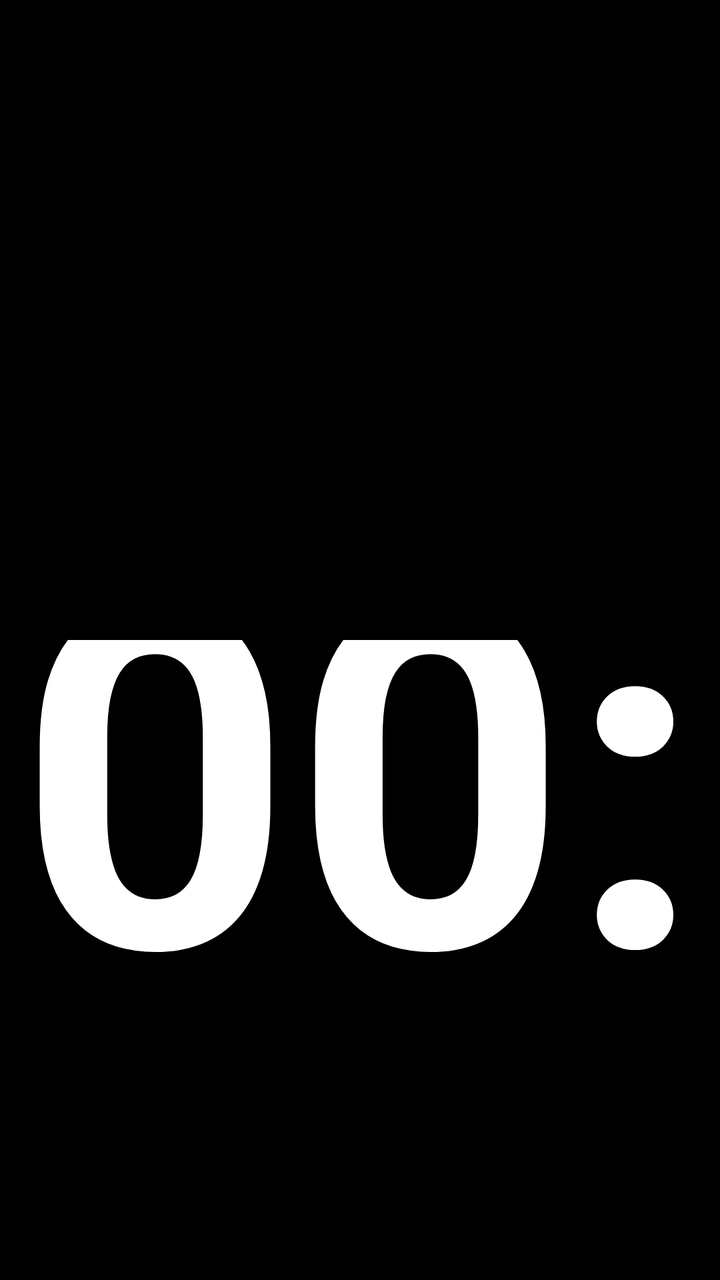
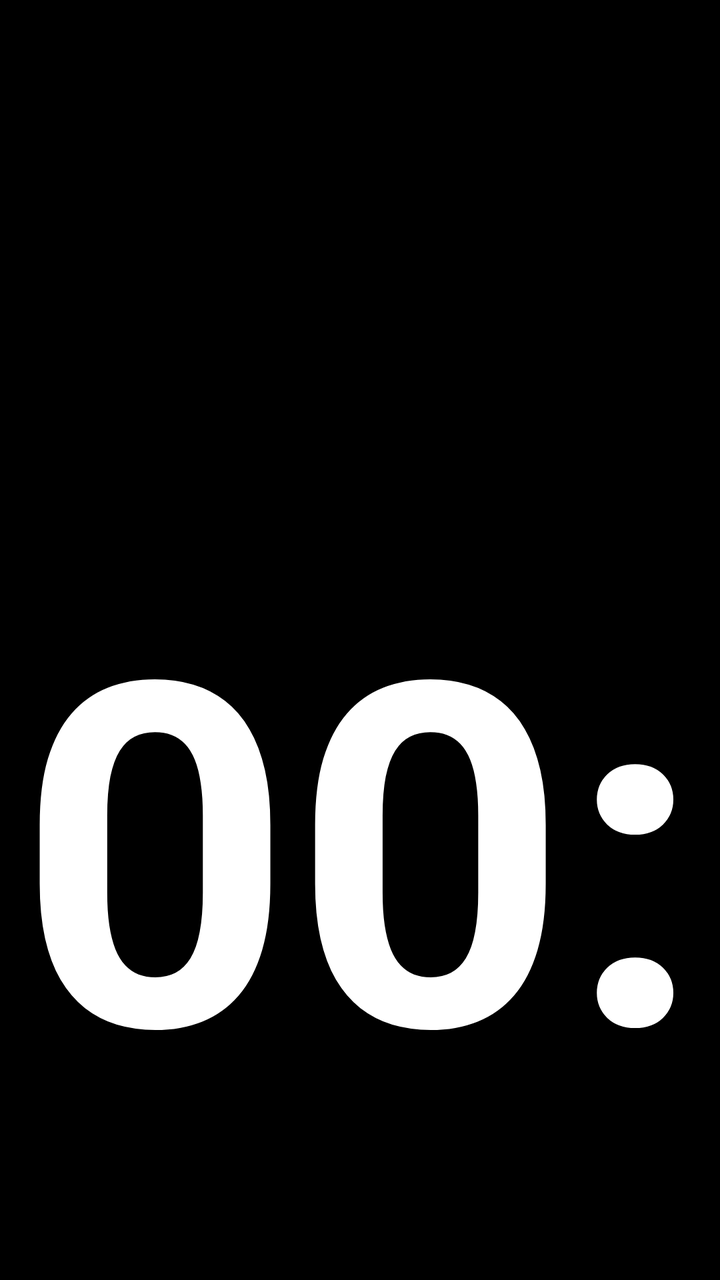

Before-and-after screenshots of an Android layout around one commit, followed by the original layout XML and the change that was made.
<!-- AndroidManifest.xml: application theme Theme.AppCompat.NoActionBar -->
<!-- res/layout/activity_main.xml -->
<?xml version="1.0" encoding="utf-8"?>
<LinearLayout xmlns:android="http://schemas.android.com/apk/res/android"
    android:layout_width="match_parent"
    android:layout_height="match_parent"
    android:background="#000000"
    android:orientation="vertical"
    android:weightSum="2">

    
    <RelativeLayout
        android:layout_width="match_parent"
        android:layout_height="0dp"
        android:layout_weight="1">

        <TextSwitcher
            android:id="@+id/topInfoSwitcher"
            android:layout_width="match_parent"
            android:layout_height="match_parent"
            android:layout_centerInParent="true" />

    </RelativeLayout>

    
    <RelativeLayout
        android:layout_width="match_parent"
        android:layout_height="0dp"
        android:layout_weight="1">

        <TextClock
            android:id="@+id/clockView"
            android:layout_width="match_parent"
            android:layout_height="match_parent"
            android:gravity="center"
            android:format12Hour="HH:mm"
            android:format24Hour="HH:mm"
            android:textColor="#FFFFFF"
            android:textSize="240sp"
            android:translationY="-100dp"
            android:textStyle="bold" />

    </RelativeLayout>

</LinearLayout>
<!-- resources referenced by this layout -->
<resources>

</resources>

<!-- the commit's change to res/layout/activity_main.xml (unified diff, before → after) -->
@@ -3,6 +3,8 @@
     android:layout_width="match_parent"
     android:layout_height="match_parent"
     android:background="#000000"
+    android:clipChildren="false"
+    android:clipToPadding="false"
     android:orientation="vertical"
     android:weightSum="2">
 
@@ -10,7 +12,9 @@
     <RelativeLayout
         android:layout_width="match_parent"
         android:layout_height="0dp"
-        android:layout_weight="1">
+        android:layout_weight="1"
+        android:clipChildren="false"
+        android:clipToPadding="false">
 
         <TextSwitcher
             android:id="@+id/topInfoSwitcher"
@@ -24,18 +28,21 @@
     <RelativeLayout
         android:layout_width="match_parent"
         android:layout_height="0dp"
-        android:layout_weight="1">
+        android:layout_weight="1"
+        android:clipChildren="false"
+        android:clipToPadding="false">
 
         <TextClock
             android:id="@+id/clockView"
             android:layout_width="match_parent"
             android:layout_height="match_parent"
-            android:gravity="center"
+            android:gravity="center_horizontal|top"
+            android:includeFontPadding="false"
+            android:translationY="-30dp"
             android:format12Hour="HH:mm"
             android:format24Hour="HH:mm"
             android:textColor="#FFFFFF"
             android:textSize="240sp"
-            android:translationY="-100dp"
             android:textStyle="bold" />
 
     </RelativeLayout>
